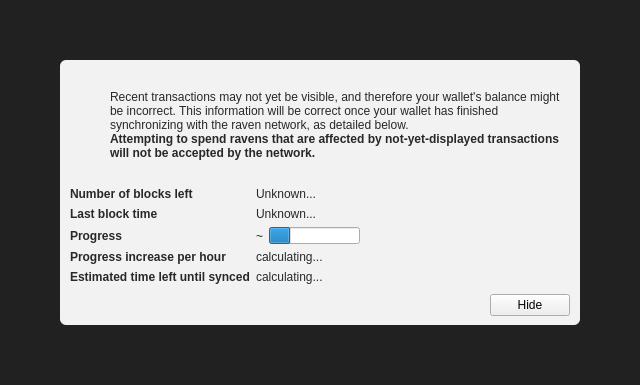
Qt form src/qt/forms/modaloverlay.ui (npq7721/Helios) before a commit.
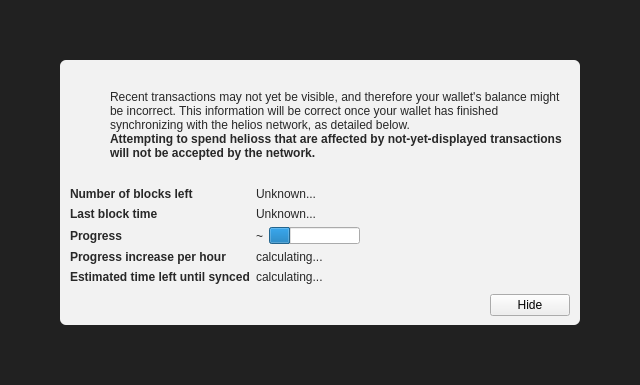
The same form after that commit. Icons and pictures are not drawn. Custom widgets are drawn as their Qt base class.

Commit message: rename raven to helios

```diff
--- a/src/qt/forms/modaloverlay.ui
+++ b/src/qt/forms/modaloverlay.ui
@@ -130,7 +130,7 @@
              <item>
               <widget class="QLabel" name="infoText">
                <property name="text">
-                <string>Recent transactions may not yet be visible, and therefore your wallet's balance might be incorrect. This information will be correct once your wallet has finished synchronizing with the raven network, as detailed below.</string>
+                <string>Recent transactions may not yet be visible, and therefore your wallet's balance might be incorrect. This information will be correct once your wallet has finished synchronizing with the helios network, as detailed below.</string>
                </property>
                <property name="textFormat">
                 <enum>Qt::RichText</enum>
@@ -149,7 +149,7 @@
                 </font>
                </property>
                <property name="text">
-                <string>Attempting to spend ravens that are affected by not-yet-displayed transactions will not be accepted by the network.</string>
+                <string>Attempting to spend helioss that are affected by not-yet-displayed transactions will not be accepted by the network.</string>
                </property>
                <property name="textFormat">
                 <enum>Qt::RichText</enum>
```
The commit also changes 954 other files.
